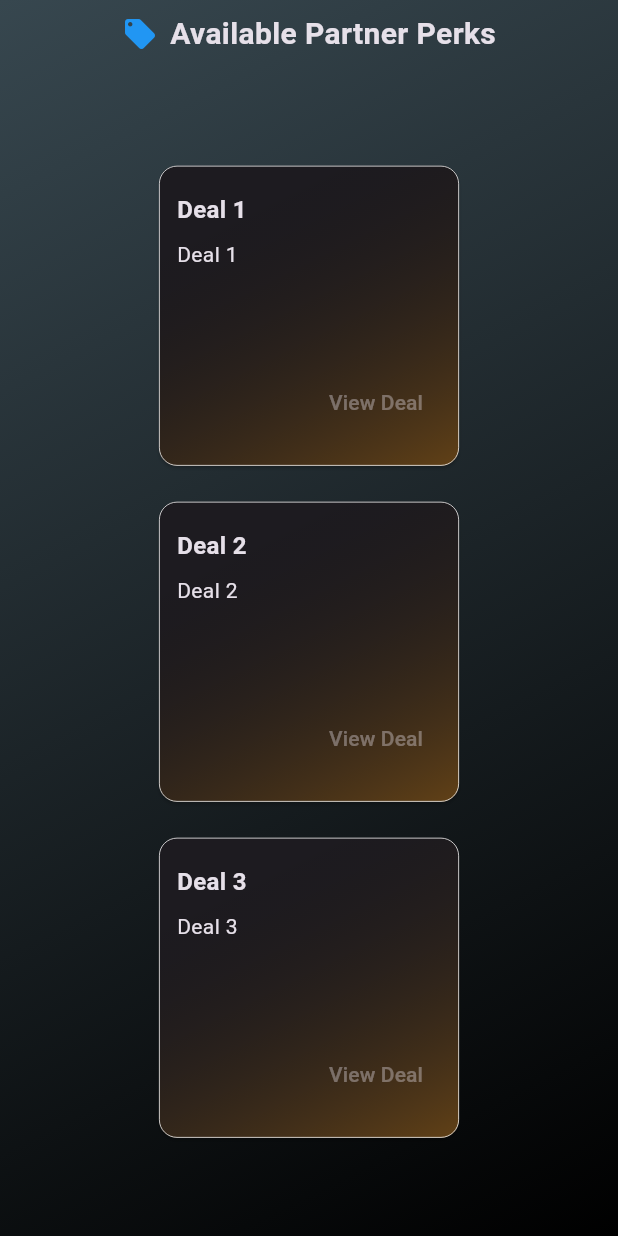
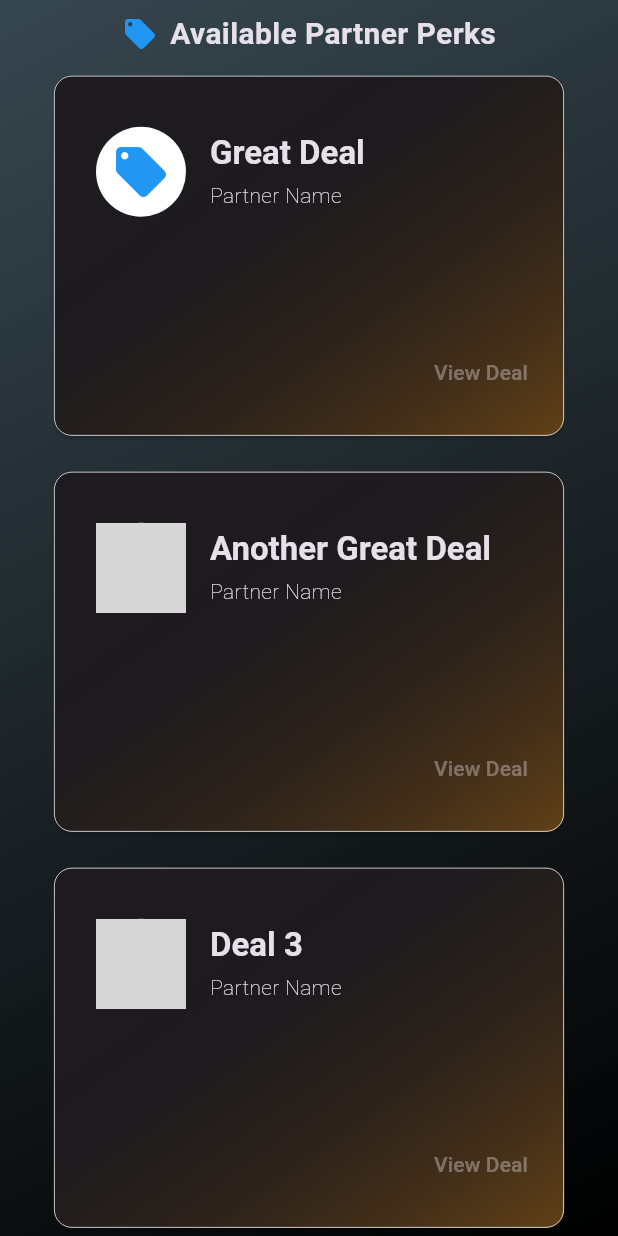
Before and after one commit to timwickey/modeinvestorclub, a Flutter app: the DealList widget shown alone on an empty page, opened directly, on a phone screen of 412 x 824 dp. Run offline on Flutter 3.47's test engine with Material 3 defaults, Android fonts, the phone set to English and light mode, and no system bars; our stand-ins replace flutter_dotenv, flutter_svg, go_router, url_strategy; missing offline and left inert: adaptive_navigation, postgres, window_size; network calls fail; grey boxes are pictures that could not be loaded.

Commit message:
UPDATE: progress on the deals

```diff
--- a/lib/src/data/deal.dart
+++ b/lib/src/data/deal.dart
@@ -1,12 +1,20 @@
 class Deal {
   final int id;
   final String title;
-  final String dealImage;
+  // make optional
+  final String? image;
   final String partnerName;
   final double price;
   final double originalPrice;
-  final String dealUrl;
+  final String url;
 
-  Deal(this.id, this.title, this.dealImage, this.partnerName, this.price,
-      this.originalPrice, this.dealUrl);
+  Deal({
+    required this.id,
+    required this.title,
+    this.image, // Make optional
+    required this.partnerName,
+    required this.price,
+    required this.originalPrice,
+    required this.url,
+  });
 }
--- a/lib/src/screens/home.dart
+++ b/lib/src/screens/home.dart
@@ -13,20 +13,35 @@ class HomeScreen extends StatefulWidget {
 
 // create a temporary list of deals
 List<Deal> deals = [
-  Deal(1, 'Deal 1', 'https://via.placeholder.com/150', 'Partner 1', 0.0, 19.99,
-      'https://example.com/deal1'),
-  Deal(2, 'Deal 2', 'https://via.placeholder.com/150', 'Partner 2', 0.0, 29.99,
-      'https://example.com/deal2'),
-  Deal(3, 'Deal 3', 'https://via.placeholder.com/150', 'Partner 3', 0.0, 39.99,
-      'https://example.com/deal3'),
-  // Deal(4, 'Deal 4', 'https://via.placeholder.com/150', 'Partner 4', 0.0, 49.99,
-  //     'https://example.com/deal4'),
-  // Deal(5, 'Deal 5', 'https://via.placeholder.com/150', 'Partner 5', 0.0, 59.99,
-  //     'https://example.com/deal5'),
-  // Deal(6, 'Deal 6', 'https://via.placeholder.com/150', 'Partner 6', 0.0, 69.99,
-  //     'https://example.com/deal6'),
-  // Deal(7, 'Deal 7', 'https://via.placeholder.com/150', 'Partner 7', 0.0, 79.99,
-  //     'https://example.com/deal7'),
+  Deal(
+    id: 1,
+    title: 'Great Deal',
+    image: null, // Replace with null to test the icon fallback
+    partnerName: 'Partner Name',
+    price: 50.0,
+    originalPrice: 100.0,
+    url: 'https://example.com',
+  ),
+  Deal(
+    id: 2,
+    title: 'Another Great Deal',
+    image:
+        'https://via.placeholder.com/150', // Replace with null to test the icon fallback
+    partnerName: 'Partner Name',
+    price: 50.0,
+    originalPrice: 100.0,
+    url: 'https://example.com',
+  ),
+  Deal(
+    id: 3,
+    title: 'Deal 3',
+    image:
+        'https://via.placeholder.com/150', // Replace with null to test the icon fallback
+    partnerName: 'Partner Name',
+    price: 50.0,
+    originalPrice: 100.0,
+    url: 'https://example.com',
+  ),
 ];
 
 class _HomeScreenState extends State<HomeScreen> {
@@ -74,7 +89,7 @@ class _HomeScreenState extends State<HomeScreen> {
                         );
                       } else {
                         // Mobile screen: both cards full width
-                        return const Column(
+                        return Column(
                           children: [
                             SizedBox(
                               height: widgetHeight,
@@ -85,6 +100,15 @@ class _HomeScreenState extends State<HomeScreen> {
                               height: widgetHeight * .65,
                               child: ReferralCard(),
                             ),
+                            // we will have to display this as a single column of deals. TODO;
+                            Row(
+                              children: [
+                                SizedBox(
+                                  height: widgetHeight,
+                                  child: DealList(deals: deals),
+                                ),
+                              ],
+                            )
                           ],
                         );
                       }
--- a/lib/src/widgets/deal_list.dart
+++ b/lib/src/widgets/deal_list.dart
@@ -56,8 +56,8 @@ class DealList extends StatelessWidget {
                             ),
                           ),
                           child: Container(
-                            width: 200, // Set the width of each card
-                            height: 200, // Set the height of the container
+                            width: 340, // Set the width of each card
+                            height: 240, // Set the height of the container
                             padding: const EdgeInsets.symmetric(
                                 vertical: 18, horizontal: 12),
                             decoration: BoxDecoration(
@@ -74,20 +74,7 @@ class DealList extends StatelessWidget {
                             child: Column(
                               crossAxisAlignment: CrossAxisAlignment.start,
                               children: [
-                                Text(
-                                  deal.title,
-                                  style: TextStyle(
-                                    fontSize: 16,
-                                    fontWeight: FontWeight.bold,
-                                  ),
-                                ),
-                                SizedBox(height: 8),
-                                Text(
-                                  deal.title,
-                                  style: TextStyle(
-                                    fontSize: 14,
-                                  ),
-                                ),
+                                DealWidget(deal: deal),
                                 Spacer(),
                                 Align(
                                   alignment: Alignment.bottomRight,
@@ -114,3 +101,68 @@ class DealList extends StatelessWidget {
     );
   }
 }
+
+class DealWidget extends StatelessWidget {
+  final Deal deal;
+  const DealWidget({
+    required this.deal,
+    super.key,
+  });
+
+  @override
+  Widget build(BuildContext context) => Container(
+        padding: const EdgeInsets.all(16.0),
+        child: Row(
+          crossAxisAlignment: CrossAxisAlignment.center,
+          children: [
+            Container(
+              width: 60,
+              height: 60,
+              decoration: BoxDecoration(
+                shape: BoxShape.circle,
+                color: Colors.white,
+              ),
+              child: ClipOval(
+                child: deal.image != null
+                    ? Image.network(
+                        deal.image!,
+                        width: 60,
+                        height: 60,
+                        fit: BoxFit.cover,
+                      )
+                    : const Icon(
+                        Icons.local_offer,
+                        size: 40,
+                        color: Colors.blue,
+                      ),
+              ),
+            ),
+            const SizedBox(
+                width: 16), // Add some spacing between the avatar and text
+            Expanded(
+              child: Column(
+                crossAxisAlignment: CrossAxisAlignment.start,
+                mainAxisAlignment: MainAxisAlignment.center,
+                children: [
+                  Text(
+                    deal.title,
+                    style: Theme.of(context)
+                        .textTheme
+                        .titleLarge
+                        ?.copyWith(fontWeight: FontWeight.bold),
+                  ),
+                  const SizedBox(height: 4),
+                  Text(
+                    deal.partnerName,
+                    style: Theme.of(context)
+                        .textTheme
+                        .bodyMedium
+                        ?.copyWith(fontWeight: FontWeight.w200),
+                  ),
+                ],
+              ),
+            ),
+          ],
+        ),
+      );
+}
```
